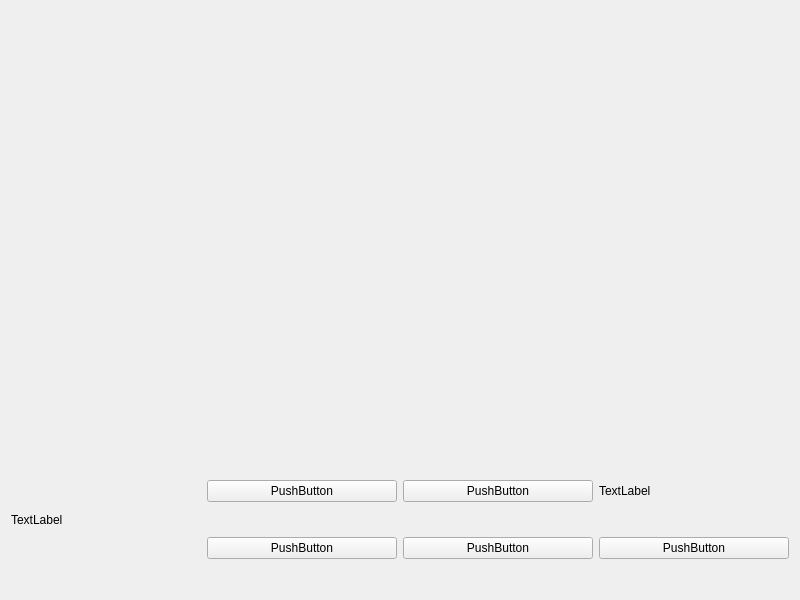
Old version of the form client/base/interface/BaseWindow.ui in the repository alphaonex86/CatchChallenger.
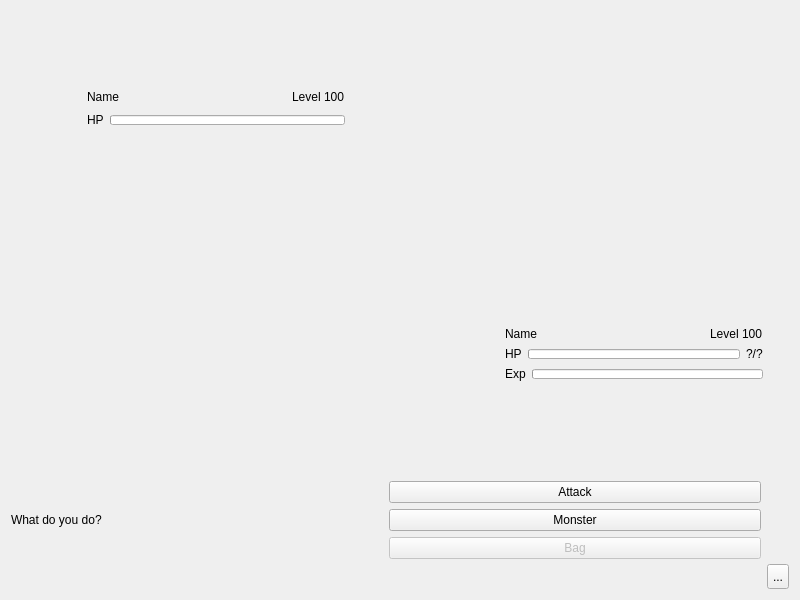
New version of the form. The open tabs and pages were chosen to show the change. Icons and pictures are not drawn.

Diff of the .ui file:
```diff
--- a/client/base/interface/BaseWindow.ui
+++ b/client/base/interface/BaseWindow.ui
@@ -2762,7 +2762,7 @@
         </layout>
        </widget>
        <widget class="QWidget" name="page_battle">
-        <widget class="QFrame" name="frameFightBottomBar">
+        <widget class="QStackedWidget" name="stackedWidgetFightBottomBar">
          <property name="geometry">
           <rect>
            <x>0</x>
@@ -2784,59 +2784,182 @@
           </size>
          </property>
          <property name="styleSheet">
-          <string notr="true">#frameFightBottomBar{background-image: url(:/images/interface/fight-bottom-bar.png);}</string>
+          <string notr="true">#stackedWidgetFightBottomBar{background-image: url(:/images/interface/fight/fight-bottom-bar.png);}</string>
          </property>
-         <layout class="QGridLayout" name="gridLayout_4">
-          <item row="0" column="0" rowspan="2">
-           <widget class="QLabel" name="labelFightFull">
-            <property name="text">
-             <string>TextLabel</string>
-            </property>
-           </widget>
-          </item>
-          <item row="0" column="1">
-           <widget class="QPushButton" name="pushButtonFight1">
-            <property name="text">
-             <string>PushButton</string>
-            </property>
-           </widget>
-          </item>
-          <item row="0" column="2">
-           <widget class="QPushButton" name="pushButtonFight2">
-            <property name="text">
-             <string>PushButton</string>
-            </property>
-           </widget>
-          </item>
-          <item row="0" column="3">
-           <widget class="QLabel" name="labelFightDetails">
-            <property name="text">
-             <string>TextLabel</string>
-            </property>
-           </widget>
-          </item>
-          <item row="1" column="1">
-           <widget class="QPushButton" name="pushButtonFight3">
-            <property name="text">
-             <string>PushButton</string>
-            </property>
-           </widget>
-          </item>
-          <item row="1" column="2">
-           <widget class="QPushButton" name="pushButtonFight4">
-            <property name="text">
-             <string>PushButton</string>
-            </property>
-           </widget>
-          </item>
-          <item row="1" column="3">
-           <widget class="QPushButton" name="pushButtonFightReturn">
-            <property name="text">
-             <string>PushButton</string>
-            </property>
-           </widget>
-          </item>
-         </layout>
+         <property name="currentIndex">
+          <number>2</number>
+         </property>
+         <widget class="QWidget" name="stackedWidgetFightBottomBarPageEnter">
+          <layout class="QHBoxLayout" name="horizontalLayout_22">
+           <item>
+            <widget class="QLabel" name="labelFightEnter"/>
+           </item>
+           <item>
+            <spacer name="horizontalSpacer_23">
+             <property name="orientation">
+              <enum>Qt::Horizontal</enum>
+             </property>
+             <property name="sizeHint" stdset="0">
+              <size>
+               <width>40</width>
+               <height>20</height>
+              </size>
+             </property>
+            </spacer>
+           </item>
+           <item>
+            <widget class="QPushButton" name="pushButtonFightEnterNext">
+             <property name="text">
+              <string>Next</string>
+             </property>
+            </widget>
+           </item>
+          </layout>
+         </widget>
+         <widget class="QWidget" name="stackedWidgetFightBottomBarPageMain">
+          <layout class="QGridLayout" name="gridLayout_3">
+           <item row="0" column="0" rowspan="2">
+            <widget class="QLabel" name="label_15">
+             <property name="text">
+              <string>What do you do?</string>
+             </property>
+            </widget>
+           </item>
+           <item row="0" column="1" rowspan="2">
+            <layout class="QVBoxLayout" name="verticalLayout_16">
+             <item>
+              <spacer name="verticalSpacer_15">
+               <property name="orientation">
+                <enum>Qt::Vertical</enum>
+               </property>
+               <property name="sizeHint" stdset="0">
+                <size>
+                 <width>20</width>
+                 <height>40</height>
+                </size>
+               </property>
+              </spacer>
+             </item>
+             <item>
+              <widget class="QPushButton" name="pushButtonFightAttack">
+               <property name="text">
+                <string>Attack</string>
+               </property>
+              </widget>
+             </item>
+             <item>
+              <widget class="QPushButton" name="pushButtonFightMonster">
+               <property name="text">
+                <string>Monster</string>
+               </property>
+              </widget>
+             </item>
+             <item>
+              <widget class="QPushButton" name="pushButtonFightBag">
+               <property name="enabled">
+                <bool>false</bool>
+               </property>
+               <property name="text">
+                <string>Bag</string>
+               </property>
+              </widget>
+             </item>
+             <item>
+              <spacer name="verticalSpacer_14">
+               <property name="orientation">
+                <enum>Qt::Vertical</enum>
+               </property>
+               <property name="sizeHint" stdset="0">
+                <size>
+                 <width>20</width>
+                 <height>40</height>
+                </size>
+               </property>
+              </spacer>
+             </item>
+            </layout>
+           </item>
+           <item row="1" column="2">
+            <widget class="QToolButton" name="toolButtonFightQuit">
+             <property name="minimumSize">
+              <size>
+               <width>22</width>
+               <height>25</height>
+              </size>
+             </property>
+             <property name="maximumSize">
+              <size>
+               <width>22</width>
+               <height>25</height>
+              </size>
+             </property>
+             <property name="styleSheet">
+              <string notr="true">QToolButton::hover {
+background-position:left center;
+}
+QToolButton::pressed {
+background-position:left bottom;
+}
+QToolButton { 
+background-image: url(:/images/interface/quit.png);
+border-image: url(:/images/empty.png);
+}</string>
+             </property>
+             <property name="text">
+              <string>...</string>
+             </property>
+            </widget>
+           </item>
+          </layout>
+         </widget>
+         <widget class="QWidget" name="stackedWidgetFightBottomBarPageAttack">
+          <layout class="QHBoxLayout" name="horizontalLayout_23">
+           <item>
+            <widget class="QListWidget" name="listWidgetFightAttack"/>
+           </item>
+           <item>
+            <widget class="QLabel" name="labelFightAttackDetails">
+             <property name="minimumSize">
+              <size>
+               <width>200</width>
+               <height>0</height>
+              </size>
+             </property>
+            </widget>
+           </item>
+           <item>
+            <layout class="QVBoxLayout" name="verticalLayout_17">
+             <item>
+              <spacer name="verticalSpacer_16">
+               <property name="orientation">
+                <enum>Qt::Vertical</enum>
+               </property>
+               <property name="sizeHint" stdset="0">
+                <size>
+                 <width>20</width>
+                 <height>40</height>
+                </size>
+               </property>
+              </spacer>
+             </item>
+             <item>
+              <widget class="QPushButton" name="pushButtonFightAttackConfirmed">
+               <property name="text">
+                <string>Attack</string>
+               </property>
+              </widget>
+             </item>
+             <item>
+              <widget class="QPushButton" name="pushButtonFightReturn">
+               <property name="text">
+                <string>Return</string>
+               </property>
+              </widget>
+             </item>
+            </layout>
+           </item>
+          </layout>
+         </widget>
         </widget>
         <widget class="QFrame" name="frameFightBackground">
          <property name="geometry">
@@ -2956,6 +3079,252 @@
            <set>Qt::AlignCenter</set>
           </property>
          </widget>
+         <widget class="QFrame" name="frameFightTop">
+          <property name="geometry">
+           <rect>
+            <x>70</x>
+            <y>70</y>
+            <width>300</width>
+            <height>88</height>
+           </rect>
+          </property>
+          <property name="minimumSize">
+           <size>
+            <width>300</width>
+            <height>88</height>
+           </size>
+          </property>
+          <property name="maximumSize">
+           <size>
+            <width>300</width>
+            <height>88</height>
+           </size>
+          </property>
+          <property name="styleSheet">
+           <string notr="true">#frameFightTop{
+background-image: url(:/images/interface/fight/labelTop.png);
+padding:6px 14px 6px 6px;
+}</string>
+          </property>
+          <layout class="QVBoxLayout" name="verticalLayout_18">
+           <item>
+            <layout class="QHBoxLayout" name="horizontalLayout_25">
+             <item>
+              <widget class="QLabel" name="labelFightTopName">
+               <property name="text">
+                <string notr="true">Name</string>
+               </property>
+              </widget>
+             </item>
+             <item>
+              <spacer name="horizontalSpacer_24">
+               <property name="orientation">
+                <enum>Qt::Horizontal</enum>
+               </property>
+               <property name="sizeHint" stdset="0">
+                <size>
+                 <width>40</width>
+                 <height>20</height>
+                </size>
+               </property>
+              </spacer>
+             </item>
+             <item>
+              <widget class="QLabel" name="labelFightTopLevel">
+               <property name="text">
+                <string notr="true">Level 100</string>
+               </property>
+              </widget>
+             </item>
+            </layout>
+           </item>
+           <item>
+            <layout class="QHBoxLayout" name="horizontalLayout_24">
+             <item>
+              <widget class="QLabel" name="label_18">
+               <property name="text">
+                <string>HP</string>
+               </property>
+              </widget>
+             </item>
+             <item>
+              <widget class="QProgressBar" name="progressBarFightTopHP">
+               <property name="minimumSize">
+                <size>
+                 <width>0</width>
+                 <height>10</height>
+                </size>
+               </property>
+               <property name="maximumSize">
+                <size>
+                 <width>16777215</width>
+                 <height>10</height>
+                </size>
+               </property>
+               <property name="textVisible">
+                <bool>false</bool>
+               </property>
+              </widget>
+             </item>
+            </layout>
+           </item>
+           <item>
+            <spacer name="verticalSpacer_17">
+             <property name="orientation">
+              <enum>Qt::Vertical</enum>
+             </property>
+             <property name="sizeHint" stdset="0">
+              <size>
+               <width>20</width>
+               <height>19</height>
+              </size>
+             </property>
+            </spacer>
+           </item>
+          </layout>
+         </widget>
+         <widget class="QFrame" name="frameFightBottom">
+          <property name="geometry">
+           <rect>
+            <x>480</x>
+            <y>310</y>
+            <width>300</width>
+            <height>88</height>
+           </rect>
+          </property>
+          <property name="minimumSize">
+           <size>
+            <width>300</width>
+            <height>88</height>
+           </size>
+          </property>
+          <property name="maximumSize">
+           <size>
+            <width>300</width>
+            <height>88</height>
+           </size>
+          </property>
+          <property name="styleSheet">
+           <string notr="true">#frameFightBottom{
+background-image: url(:/images/interface/fight/labelBottom.png);
+padding:6px 6px 6px 14px;
+}
+</string>
+          </property>
+          <layout class="QVBoxLayout" name="verticalLayout_19">
+           <item>
+            <layout class="QHBoxLayout" name="horizontalLayout_28">
+             <item>
+              <widget class="QLabel" name="labelFightBottomName">
+               <property name="text">
+                <string notr="true">Name</string>
+               </property>
+              </widget>
+             </item>
+             <item>
+              <spacer name="horizontalSpacer_25">
+               <property name="orientation">
+                <enum>Qt::Horizontal</enum>
+               </property>
+               <property name="sizeHint" stdset="0">
+                <size>
+                 <width>40</width>
+                 <height>20</height>
+                </size>
+               </property>
+              </spacer>
+             </item>
+             <item>
+              <widget class="QLabel" name="labelFightBottomLevel">
+               <property name="text">
+                <string notr="true">Level 100</string>
+               </property>
+              </widget>
+             </item>
+            </layout>
+           </item>
+           <item>
+            <layout class="QHBoxLayout" name="horizontalLayout_27">
+             <item>
+              <widget class="QLabel" name="label_21">
+               <property name="text">
+                <string>HP</string>
+               </property>
+              </widget>
+             </item>
+             <item>
+              <widget class="QProgressBar" name="progressBarFightBottomHP">
+               <property name="minimumSize">
+                <size>
+                 <width>0</width>
+                 <height>10</height>
+                </size>
+               </property>
+               <property name="maximumSize">
+                <size>
+                 <width>16777215</width>
+                 <height>10</height>
+                </size>
+               </property>
+               <property name="textVisible">
+                <bool>false</bool>
+               </property>
+              </widget>
+             </item>
+             <item>
+              <widget class="QLabel" name="labelFightBottomHP">
+               <property name="text">
+                <string notr="true">?/?</string>
+               </property>
+              </widget>
+             </item>
+            </layout>
+           </item>
+           <item>
+            <layout class="QHBoxLayout" name="horizontalLayout_26">
+             <item>
+              <widget class="QLabel" name="label_23">
+               <property name="text">
+                <string>Exp</string>
+               </property>
+              </widget>
+             </item>
+             <item>
+              <widget class="QProgressBar" name="progressBarFightBottopExp">
+               <property name="minimumSize">
+                <size>
+                 <width>0</width>
+                 <height>10</height>
+                </size>
+               </property>
+               <property name="maximumSize">
+                <size>
+                 <width>16777215</width>
+                 <height>10</height>
+                </size>
+               </property>
+               <property name="textVisible">
+                <bool>false</bool>
+               </property>
+              </widget>
+             </item>
+            </layout>
+           </item>
+           <item>
+            <spacer name="verticalSpacer_18">
+             <property name="orientation">
+              <enum>Qt::Vertical</enum>
+             </property>
+             <property name="sizeHint" stdset="0">
+              <size>
+               <width>20</width>
+               <height>5</height>
+              </size>
+             </property>
+            </spacer>
+           </item>
+          </layout>
+         </widget>
         </widget>
        </widget>
        <widget class="QWidget" name="page_monster">
```
Left out of the diff: 6 changed lines with no effect on the pictures.
